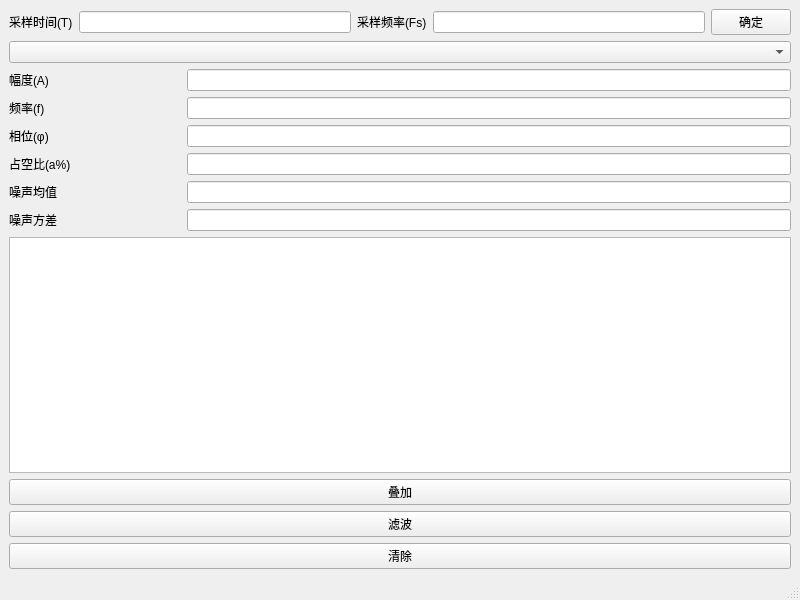
First picture: the form in experiments/exp_4/filtWindow.ui, repository lumflux/signalProcess, before the edit.
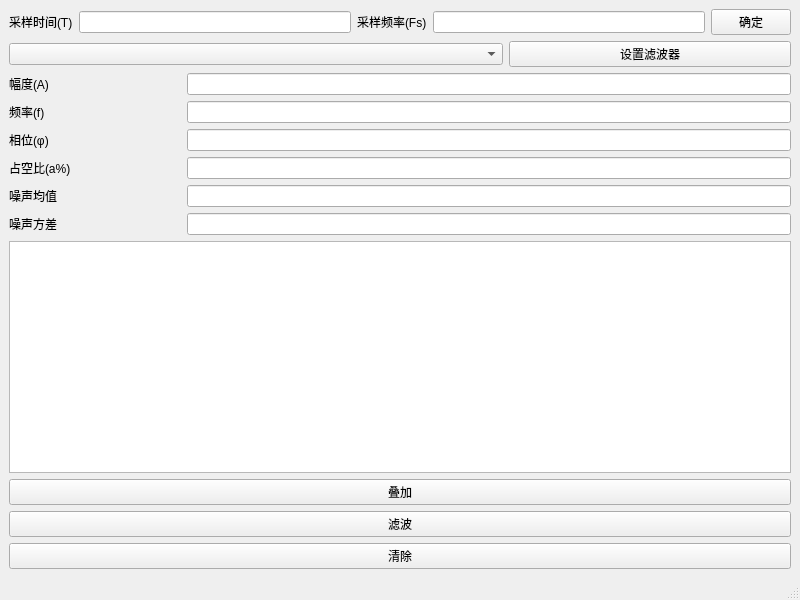
Second picture: the form after the edit.

What changed in the file:
```diff
--- a/experiments/exp_4/filtWindow.ui
+++ b/experiments/exp_4/filtWindow.ui
@@ -49,6 +49,8 @@
        </layout>
       </item>
       <item>
+       <layout class="QHBoxLayout" name="horizontalLayout_4" stretch="7,4">
+        <item>
        <widget class="QComboBox" name="signalType_cBox">
         <property name="placeholderText">
          <string>选择信号类型</string>
@@ -79,6 +81,15 @@
          </property>
         </item>
        </widget>
+        </item>
+        <item>
+         <widget class="QPushButton" name="filterSettings_button">
+          <property name="text">
+           <string>设置滤波器</string>
+          </property>
+         </widget>
+        </item>
+       </layout>
       </item>
       <item>
        <layout class="QHBoxLayout" name="horizontalLayout_3" stretch="2,7">
```
Lines whose indentation alone changed are shown as unchanged.
